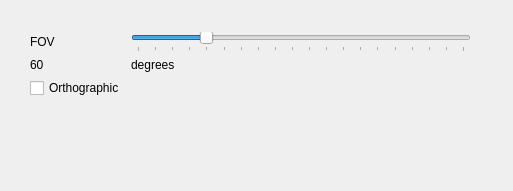
Before: the Qt Designer form src/libGUI/Widgets/CameraProperties.ui in vicrucann/cherish, drawn with Qt 5.
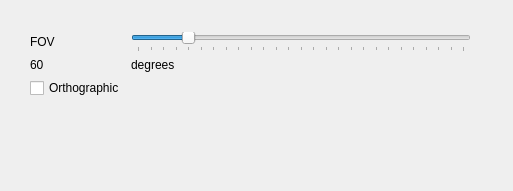
After: the same form once the commit is applied.

Patch:
```diff
--- a/src/libGUI/Widgets/CameraProperties.ui
+++ b/src/libGUI/Widgets/CameraProperties.ui
@@ -42,7 +42,7 @@
        <number>20</number>
       </property>
       <property name="maximum">
-       <number>210</number>
+       <number>280</number>
       </property>
       <property name="singleStep">
        <number>10</number>
```
